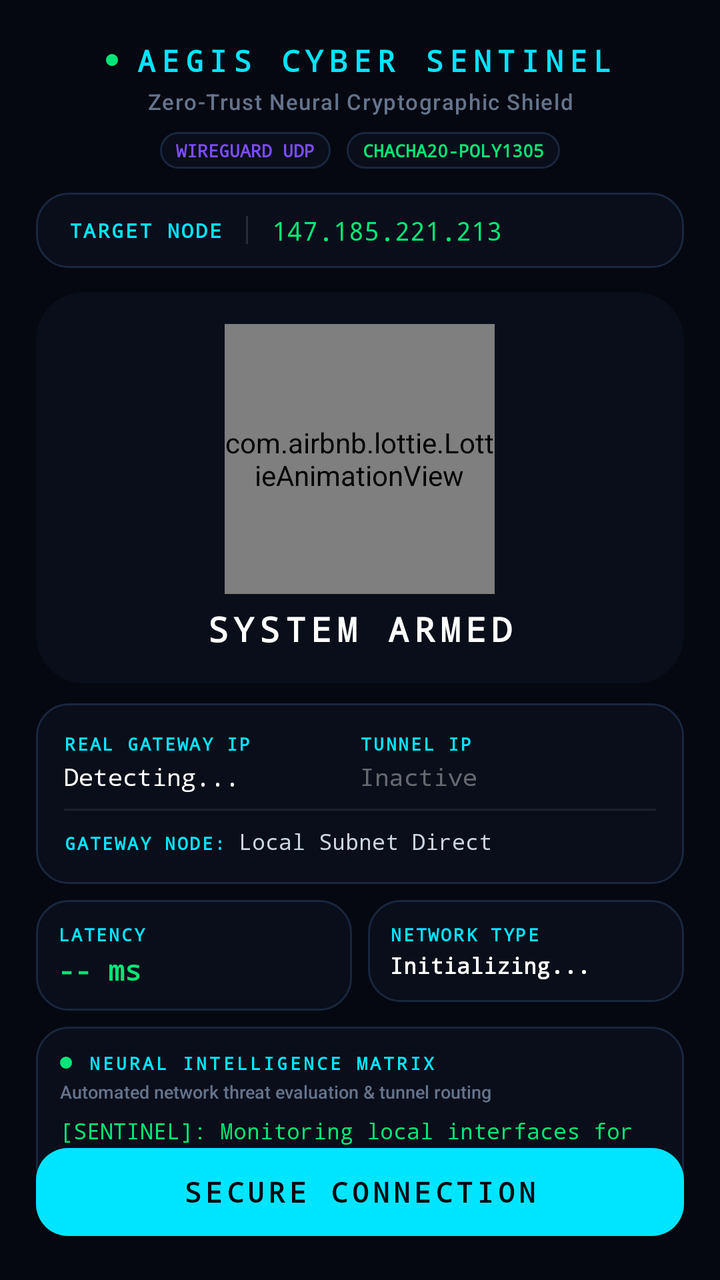
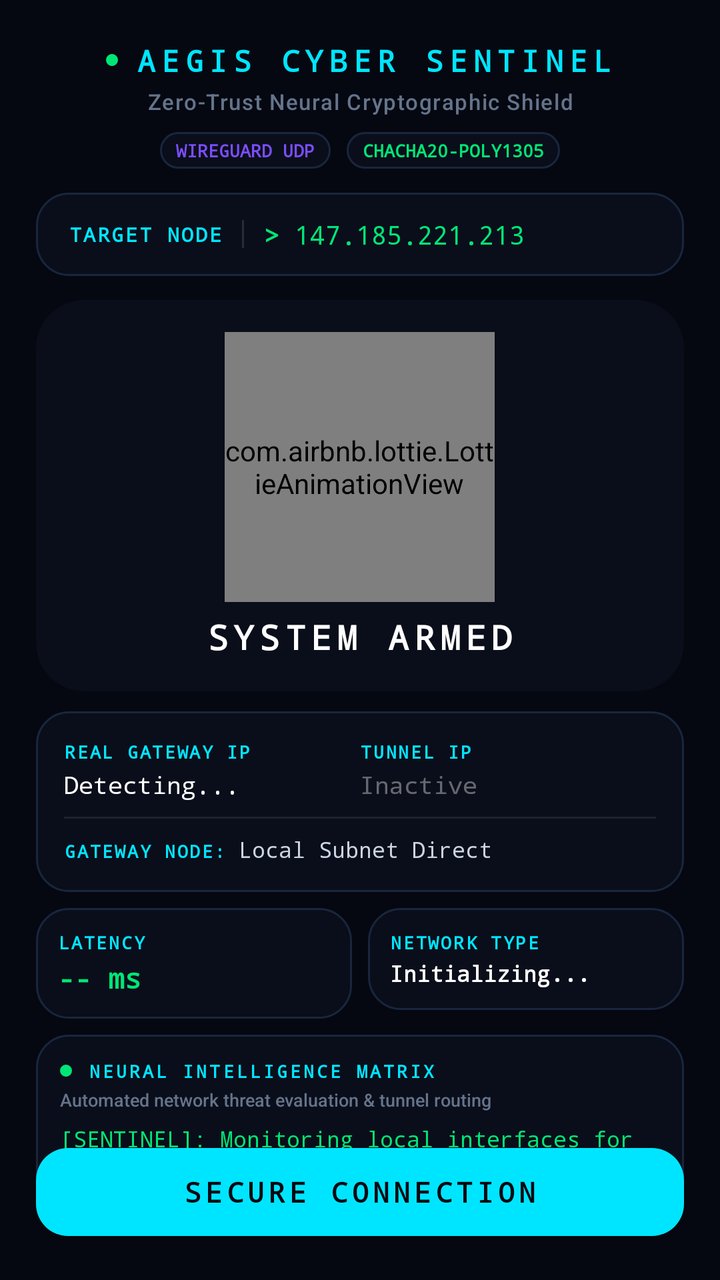

An Android layout rendered at two revisions. The XML below is the earlier revision; the diff shows what the commit changed to produce the second picture.
<!-- AndroidManifest.xml: application theme Theme.Vpn -->
<!-- res/layout/activity_main.xml -->
<?xml version="1.0" encoding="utf-8"?>
<androidx.constraintlayout.widget.ConstraintLayout xmlns:android="http://schemas.android.com/apk/res/android"
    xmlns:app="http://schemas.android.com/apk/res-auto"
    xmlns:tools="http://schemas.android.com/tools"
    android:layout_width="match_parent"
    android:layout_height="match_parent"
    android:background="#050811"
    tools:context=".MainActivity">

    
    <LinearLayout
        android:id="@+id/header"
        android:layout_width="match_parent"
        android:layout_height="wrap_content"
        android:layout_marginTop="20dp"
        android:orientation="vertical"
        android:gravity="center_horizontal"
        app:layout_constraintTop_toTopOf="parent">

        <LinearLayout
            android:layout_width="wrap_content"
            android:layout_height="wrap_content"
            android:gravity="center_vertical"
            android:orientation="horizontal">

            <View
                android:layout_width="6dp"
                android:layout_height="6dp"
                android:background="@drawable/bg_green_dot" />

            <TextView
                android:layout_width="wrap_content"
                android:layout_height="wrap_content"
                android:layout_marginStart="8dp"
                android:text="AEGIS CYBER SENTINEL"
                android:textColor="#00E5FF"
                android:textSize="15sp"
                android:fontFamily="monospace"
                android:letterSpacing="0.2"
                android:textStyle="bold"/>
        </LinearLayout>

        <TextView
            android:layout_width="wrap_content"
            android:layout_height="wrap_content"
            android:layout_marginTop="3dp"
            android:gravity="center"
            android:text="Zero-Trust Neural Cryptographic Shield"
            android:textColor="#64748B"
            android:textSize="11sp"
            android:letterSpacing="0.05"
            android:fontFamily="sans-serif-medium"/>

        
        <LinearLayout
            android:layout_width="wrap_content"
            android:layout_height="wrap_content"
            android:layout_marginTop="8dp"
            android:orientation="horizontal"
            android:gravity="center">

            <TextView
                android:layout_width="wrap_content"
                android:layout_height="wrap_content"
                android:background="@drawable/bg_metric_card"
                android:paddingHorizontal="8dp"
                android:paddingVertical="3dp"
                android:text="WIREGUARD UDP"
                android:textColor="#7C4DFF"
                android:fontFamily="monospace"
                android:textSize="9sp"
                android:textStyle="bold"/>

            <TextView
                android:layout_width="wrap_content"
                android:layout_height="wrap_content"
                android:layout_marginStart="8dp"
                android:background="@drawable/bg_metric_card"
                android:paddingHorizontal="8dp"
                android:paddingVertical="3dp"
                android:text="CHACHA20-POLY1305"
                android:textColor="#00E676"
                android:fontFamily="monospace"
                android:textSize="9sp"
                android:textStyle="bold"/>
        </LinearLayout>
    </LinearLayout>

    
    <LinearLayout
        android:id="@+id/serverConfigLayout"
        android:layout_width="match_parent"
        android:layout_height="wrap_content"
        android:layout_marginHorizontal="18dp"
        android:layout_marginTop="12dp"
        android:background="@drawable/bg_metric_card"
        android:orientation="horizontal"
        android:paddingHorizontal="16dp"
        android:paddingVertical="10dp"
        android:gravity="center_vertical"
        app:layout_constraintTop_toBottomOf="@id/header">

        <TextView
            android:layout_width="wrap_content"
            android:layout_height="wrap_content"
            android:text="TARGET NODE"
            android:textColor="#00E5FF"
            android:textSize="10sp"
            android:fontFamily="monospace"
            android:letterSpacing="0.1"
            android:textStyle="bold" />

        <View
            android:layout_width="1dp"
            android:layout_height="14dp"
            android:layout_marginHorizontal="12dp"
            android:background="#20FFFFFF" />

        <EditText
            android:id="@+id/etServerIp"
            android:layout_width="0dp"
            android:layout_height="wrap_content"
            android:layout_weight="1"
            android:background="@null"
            android:hint="147.185.221.213"
            android:textColorHint="#40FFFFFF"
            android:textColor="#00E676"
            android:textSize="13sp"
            android:fontFamily="monospace"
            android:inputType="textUri"
            android:text="147.185.221.213" />
    </LinearLayout>

    
    <androidx.cardview.widget.CardView
        android:id="@+id/statusCard"
        android:layout_width="match_parent"
        android:layout_height="wrap_content"
        android:layout_marginHorizontal="18dp"
        android:layout_marginTop="12dp"
        app:cardBackgroundColor="#090E1A"
        app:cardCornerRadius="24dp"
        app:cardElevation="0dp"
        app:layout_constraintTop_toBottomOf="@id/serverConfigLayout">

        <LinearLayout
            android:layout_width="match_parent"
            android:layout_height="wrap_content"
            android:orientation="vertical"
            android:padding="16dp"
            android:gravity="center">

            <com.airbnb.lottie.LottieAnimationView
                android:id="@+id/lottieScan"
                android:layout_width="135dp"
                android:layout_height="135dp"
                app:lottie_rawRes="@raw/scanning"
                app:lottie_autoPlay="true"
                app:lottie_loop="true"
                app:lottie_renderMode="hardware" />

            <TextView
                android:id="@+id/tvStatus"
                android:layout_width="wrap_content"
                android:layout_height="wrap_content"
                android:layout_marginTop="6dp"
                android:text="SYSTEM ARMED"
                android:textColor="#FFFFFF"
                android:textSize="17sp"
                android:fontFamily="monospace"
                android:letterSpacing="0.15"
                android:textStyle="bold" />

            <TextView
                android:id="@+id/tvTimer"
                android:layout_width="wrap_content"
                android:layout_height="wrap_content"
                android:layout_marginTop="4dp"
                android:text="00:00:00"
                android:textColor="#00E5FF"
                android:textSize="13sp"
                android:fontFamily="monospace"
                android:letterSpacing="0.1"
                android:visibility="gone" />
        </LinearLayout>
    </androidx.cardview.widget.CardView>

    
    <LinearLayout
        android:id="@+id/ipInfoSection"
        android:layout_width="match_parent"
        android:layout_height="wrap_content"
        android:layout_marginHorizontal="18dp"
        android:layout_marginTop="10dp"
        android:background="@drawable/bg_metric_card"
        android:orientation="vertical"
        android:padding="14dp"
        app:layout_constraintTop_toBottomOf="@id/statusCard">

        <LinearLayout
            android:layout_width="match_parent"
            android:layout_height="wrap_content"
            android:orientation="horizontal"
            android:weightSum="2">

            <LinearLayout
                android:layout_width="0dp"
                android:layout_height="wrap_content"
                android:layout_weight="1"
                android:orientation="vertical">
                <TextView
                    android:layout_width="wrap_content"
                    android:layout_height="wrap_content"
                    android:text="REAL GATEWAY IP"
                    android:textColor="#00E5FF"
                    android:textSize="9sp"
                    android:fontFamily="monospace"
                    android:letterSpacing="0.1"
                    android:textStyle="bold" />
                <TextView
                    android:id="@+id/tvRealIp"
                    android:layout_width="wrap_content"
                    android:layout_height="wrap_content"
                    android:layout_marginTop="2dp"
                    android:text="Detecting..."
                    android:textColor="#FFFFFF"
                    android:fontFamily="monospace"
                    android:textSize="12sp" />
            </LinearLayout>

            <LinearLayout
                android:layout_width="0dp"
                android:layout_height="wrap_content"
                android:layout_weight="1"
                android:orientation="vertical">
                <TextView
                    android:layout_width="wrap_content"
                    android:layout_height="wrap_content"
                    android:text="TUNNEL IP"
                    android:textColor="#00E5FF"
                    android:textSize="9sp"
                    android:fontFamily="monospace"
                    android:letterSpacing="0.1"
                    android:textStyle="bold" />
                <TextView
                    android:id="@+id/tvVpnIp"
                    android:layout_width="wrap_content"
                    android:layout_height="wrap_content"
                    android:layout_marginTop="2dp"
                    android:text="Inactive"
                    android:fontFamily="monospace"
                    android:textColor="#60FFFFFF"
                    android:textSize="12sp" />
            </LinearLayout>
        </LinearLayout>

        <View
            android:layout_width="match_parent"
            android:layout_height="1dp"
            android:background="#15FFFFFF"
            android:layout_marginVertical="8dp" />

        <LinearLayout
            android:layout_width="match_parent"
            android:layout_height="wrap_content"
            android:orientation="horizontal">
            <TextView
                android:layout_width="wrap_content"
                android:layout_height="wrap_content"
                android:text="GATEWAY NODE: "
                android:textColor="#00E5FF"
                android:textSize="9sp"
                android:fontFamily="monospace"
                android:letterSpacing="0.1"
                android:textStyle="bold" />
            <TextView
                android:id="@+id/tvLocation"
                android:layout_width="wrap_content"
                android:layout_height="wrap_content"
                android:text="Local Subnet Direct"
                android:textColor="#CBD5E1"
                android:fontFamily="monospace"
                android:textSize="11sp" />
        </LinearLayout>
    </LinearLayout>

    
    <LinearLayout
        android:id="@+id/metricsMatrix"
        android:layout_width="match_parent"
        android:layout_height="wrap_content"
        android:layout_marginHorizontal="18dp"
        android:layout_marginTop="8dp"
        android:orientation="horizontal"
        app:layout_constraintTop_toBottomOf="@id/ipInfoSection">

        <LinearLayout
            android:layout_width="0dp"
            android:layout_height="wrap_content"
            android:layout_weight="1"
            android:layout_marginEnd="4dp"
            android:background="@drawable/bg_metric_card"
            android:orientation="vertical"
            android:padding="11dp">
            <TextView
                android:layout_width="wrap_content"
                android:layout_height="wrap_content"
                android:text="LATENCY"
                android:textColor="#00E5FF"
                android:textSize="9sp"
                android:fontFamily="monospace"
                android:letterSpacing="0.1"
                android:textStyle="bold"/>
            <TextView
                android:id="@+id/tvPingVal"
                android:layout_width="wrap_content"
                android:layout_height="wrap_content"
                android:layout_marginTop="2dp"
                android:text="-- ms"
                android:textColor="#00E676"
                android:fontFamily="monospace"
                android:textSize="14sp"
                android:textStyle="bold"/>
        </LinearLayout>

        <LinearLayout
            android:layout_width="0dp"
            android:layout_height="wrap_content"
            android:layout_weight="1"
            android:layout_marginStart="4dp"
            android:background="@drawable/bg_metric_card"
            android:orientation="vertical"
            android:padding="11dp">
            <TextView
                android:layout_width="wrap_content"
                android:layout_height="wrap_content"
                android:text="NETWORK TYPE"
                android:textColor="#00E5FF"
                android:textSize="9sp"
                android:fontFamily="monospace"
                android:letterSpacing="0.1"
                android:textStyle="bold"/>
            <TextView
                android:id="@+id/tvNetworkVal"
                android:layout_width="match_parent"
                android:layout_height="wrap_content"
                android:layout_marginTop="2dp"
                android:text="Initializing..."
                android:textColor="#FFFFFF"
                android:fontFamily="monospace"
                android:textSize="11sp"
                android:maxLines="1"
                android:ellipsize="end"
                android:textStyle="bold"/>
        </LinearLayout>
    </LinearLayout>

    
    <LinearLayout
        android:id="@+id/aiConsole"
        android:layout_width="match_parent"
        android:layout_height="wrap_content"
        android:layout_marginHorizontal="18dp"
        android:layout_marginTop="8dp"
        android:background="@drawable/bg_metric_card"
        android:orientation="vertical"
        android:padding="12dp"
        app:layout_constraintTop_toBottomOf="@id/metricsMatrix">

        <LinearLayout
            android:layout_width="match_parent"
            android:layout_height="wrap_content"
            android:gravity="center_vertical"
            android:orientation="horizontal">

            <View
                android:layout_width="6dp"
                android:layout_height="6dp"
                android:background="@drawable/bg_green_dot" />

            <TextView
                android:layout_width="wrap_content"
                android:layout_height="wrap_content"
                android:layout_marginStart="8dp"
                android:text="NEURAL INTELLIGENCE MATRIX"
                android:textColor="#00E5FF"
                android:textSize="9sp"
                android:fontFamily="monospace"
                android:letterSpacing="0.15"
                android:textStyle="bold" />
        </LinearLayout>

        <TextView
            android:layout_width="wrap_content"
            android:layout_height="wrap_content"
            android:layout_marginTop="2dp"
            android:text="Automated network threat evaluation &amp; tunnel routing"
            android:textColor="#64748B"
            android:textSize="9sp"
            android:fontFamily="sans-serif-medium" />

        <TextView
            android:id="@+id/tvAiReason"
            android:layout_width="match_parent"
            android:layout_height="wrap_content"
            android:layout_marginTop="6dp"
            android:text="[SENTINEL]: Monitoring local interfaces for transport vulnerabilities..."
            android:textColor="#00E676"
            android:fontFamily="monospace"
            android:textSize="11sp"
            android:lineSpacingExtra="2dp" />
    </LinearLayout>

    
    <com.google.android.material.button.MaterialButton
        android:id="@+id/btnToggleVpn"
        android:layout_width="match_parent"
        android:layout_height="56dp"
        android:layout_marginHorizontal="18dp"
        android:layout_marginBottom="16dp"
        android:text="SECURE CONNECTION"
        android:textColor="#050811"
        android:textSize="14sp"
        android:fontFamily="monospace"
        android:textStyle="bold"
        android:letterSpacing="0.15"
        app:backgroundTint="#00E5FF"
        app:cornerRadius="16dp"
        app:elevation="4dp"
        app:rippleColor="#4DFFFFFF"
        app:layout_constraintBottom_toBottomOf="parent" />

</androidx.constraintlayout.widget.ConstraintLayout>
<!-- resources referenced by this layout -->
<resources>
  <!-- drawable bg_green_dot (drawable) -->
  <?xml version="1.0" encoding="utf-8"?>
  <shape xmlns:android="http://schemas.android.com/apk/res/android"
      android:shape="oval">
      <solid android:color="#00E676" />
      <size android:width="8dp" android:height="8dp"/>
  </shape>
  <!-- drawable bg_metric_card (drawable) -->
  <?xml version="1.0" encoding="utf-8"?>
  <shape xmlns:android="http://schemas.android.com/apk/res/android"
      android:shape="rectangle">
      <solid android:color="#0A0E1A" />
      <corners android:radius="16dp" />
      <stroke
          android:width="1dp"
          android:color="#19263E" />
  </shape>
  <style name="Theme.Vpn" parent="Theme.MaterialComponents.DayNight.DarkActionBar">
          
          <item name="colorPrimary">@color/purple_500</item>
          <item name="colorPrimaryVariant">@color/purple_700</item>
          <item name="colorOnPrimary">@color/white</item>
          
          <item name="colorSecondary">@color/teal_200</item>
          <item name="colorSecondaryVariant">@color/teal_700</item>
          <item name="colorOnSecondary">@color/black</item>
          
          <item name="android:statusBarColor">?attr/colorPrimaryVariant</item>
          
      </style>
  <color name="purple_500">#FF6200EE</color>
  <color name="purple_700">#FF3700B3</color>
  <color name="white">#FFFFFFFF</color>
  <color name="teal_200">#FF03DAC5</color>
  <color name="teal_700">#FF018786</color>
  <color name="black">#FF000000</color>
</resources>

<!-- the commit's change to res/layout/activity_main.xml (unified diff, before → after) -->
@@ -96,8 +96,10 @@
         android:background="@drawable/bg_metric_card"
         android:orientation="horizontal"
         android:paddingHorizontal="16dp"
-        android:paddingVertical="10dp"
+        android:paddingVertical="12dp"
         android:gravity="center_vertical"
+        android:clickable="true"
+        android:focusable="true"
         app:layout_constraintTop_toBottomOf="@id/header">
 
         <TextView
@@ -113,8 +115,17 @@
         <View
             android:layout_width="1dp"
             android:layout_height="14dp"
-            android:layout_marginHorizontal="12dp"
+            android:layout_marginHorizontal="10dp"
             android:background="#20FFFFFF" />
+
+        <TextView
+            android:layout_width="wrap_content"
+            android:layout_height="wrap_content"
+            android:text="> "
+            android:textColor="#00E676"
+            android:textSize="13sp"
+            android:fontFamily="monospace"
+            android:textStyle="bold"/>
 
         <EditText
             android:id="@+id/etServerIp"
@@ -127,7 +138,11 @@
             android:textColor="#00E676"
             android:textSize="13sp"
             android:fontFamily="monospace"
-            android:inputType="textUri"
+            android:inputType="textNoSuggestions"
+            android:focusable="true"
+            android:focusableInTouchMode="true"
+            android:enabled="true"
+            android:cursorVisible="true"
             android:text="147.185.221.213" />
     </LinearLayout>
 
